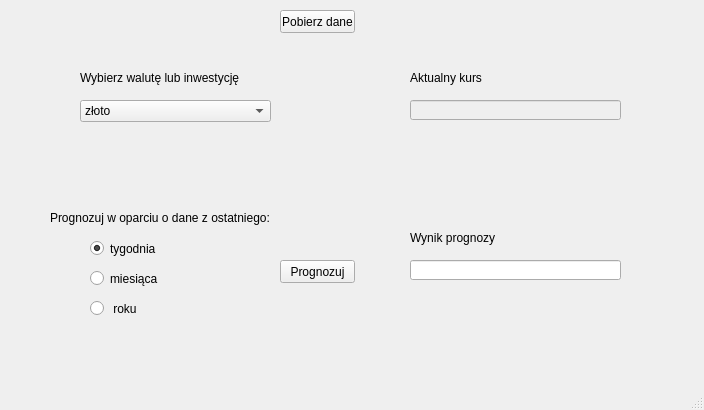
This is gui/Instrumenty.ui in daylightPL/Instrumenty_Finansowe as Qt 5 draws it before an edit. The edited form follows.
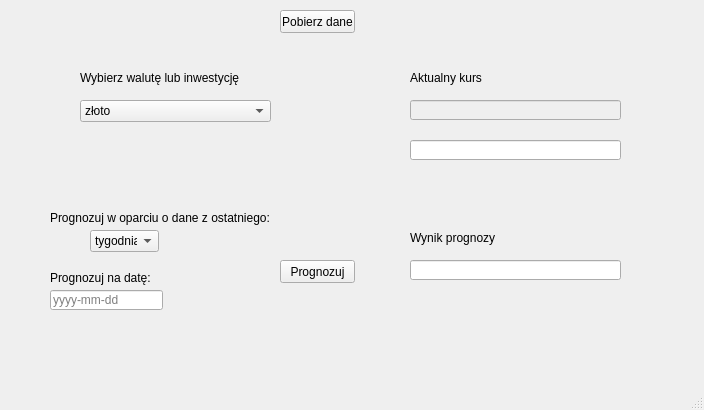
This is the edited form.

Commit message: GUI z placeholderami todo: trzeba podpiąć wszystkie funkcje

The edit to the form file:
```diff
--- a/gui/Instrumenty.ui
+++ b/gui/Instrumenty.ui
@@ -134,48 +134,6 @@
      <string>Wynik prognozy</string>
     </property>
    </widget>
-   <widget class="QRadioButton" name="radioButton">
-    <property name="geometry">
-     <rect>
-      <x>90</x>
-      <y>240</y>
-      <width>121</width>
-      <height>17</height>
-     </rect>
-    </property>
-    <property name="text">
-     <string>tygodnia</string>
-    </property>
-    <property name="checked">
-     <bool>true</bool>
-    </property>
-   </widget>
-   <widget class="QRadioButton" name="radioButton_2">
-    <property name="geometry">
-     <rect>
-      <x>90</x>
-      <y>270</y>
-      <width>111</width>
-      <height>17</height>
-     </rect>
-    </property>
-    <property name="text">
-     <string>miesiąca</string>
-    </property>
-   </widget>
-   <widget class="QRadioButton" name="radioButton_3">
-    <property name="geometry">
-     <rect>
-      <x>90</x>
-      <y>300</y>
-      <width>82</width>
-      <height>17</height>
-     </rect>
-    </property>
-    <property name="text">
-     <string> roku</string>
-    </property>
-   </widget>
    <widget class="QLabel" name="label_4">
     <property name="geometry">
      <rect>
@@ -202,6 +160,70 @@
      <string>Pobierz dane</string>
     </property>
    </widget>
+   <widget class="QLineEdit" name="lineEdit_3">
+    <property name="geometry">
+     <rect>
+      <x>410</x>
+      <y>140</y>
+      <width>211</width>
+      <height>20</height>
+     </rect>
+    </property>
+    <property name="readOnly">
+     <bool>true</bool>
+    </property>
+   </widget>
+   <widget class="QComboBox" name="comboBox_2">
+    <property name="geometry">
+     <rect>
+      <x>90</x>
+      <y>230</y>
+      <width>69</width>
+      <height>22</height>
+     </rect>
+    </property>
+    <item>
+     <property name="text">
+      <string>tygodnia</string>
+     </property>
+    </item>
+    <item>
+     <property name="text">
+      <string>miesiąca</string>
+     </property>
+    </item>
+    <item>
+     <property name="text">
+      <string>roku</string>
+     </property>
+    </item>
+   </widget>
+   <widget class="QLineEdit" name="lineEdit_4">
+    <property name="geometry">
+     <rect>
+      <x>50</x>
+      <y>290</y>
+      <width>113</width>
+      <height>20</height>
+     </rect>
+    </property>
+    <property name="placeholderText">
+     <string>yyyy-mm-dd</string>
+    </property>
+   </widget>
+   <widget class="QLabel" name="label_5">
+    <property name="geometry">
+     <rect>
+      <x>50</x>
+      <y>270</y>
+      <width>131</width>
+      <height>16</height>
+     </rect>
+    </property>
+    <property name="text">
+     <string>Prognozuj na datę: </string>
+    </property>
+   </widget>
   </widget>
   <widget class="QMenuBar" name="menubar">
    <property name="geometry">
```
The commit also changes 1 other file.
